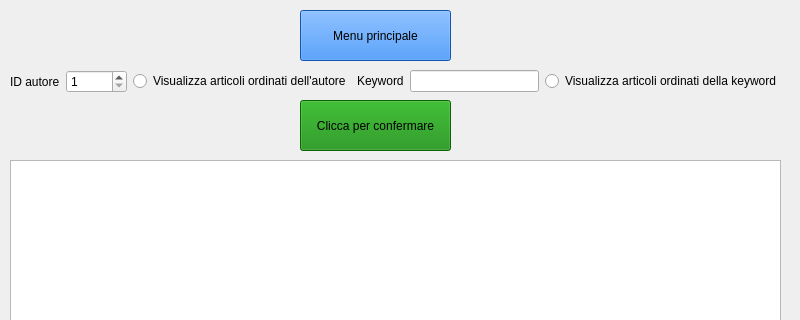
This is mainwindow.ui in FranckRedery/PROGETTO_PO as Qt 5 draws it before an edit; both pictures show x 0 to 800 and y 0 to 320 of the 800 by 600 pixel window. The edited form follows.
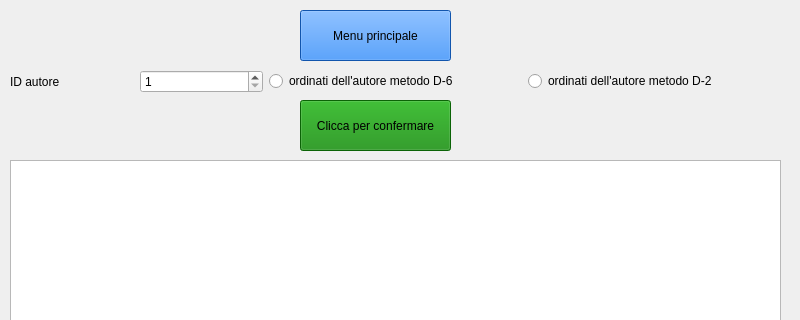
This is the edited form. The open tabs and pages were chosen to show the change.

Patch:
```diff
--- a/mainwindow.ui
+++ b/mainwindow.ui
@@ -1067,17 +1067,10 @@
        </rect>
       </property>
       <layout class="QGridLayout" name="gridLayout_16">
-       <item row="0" column="3">
-        <widget class="QRadioButton" name="PAG_D_RADIO_VISUALIZZA_KEYWORD">
-         <property name="text">
-          <string>Visualizza articoli ordinati della keyword</string>
-         </property>
-        </widget>
-       </item>
        <item row="0" column="1">
         <widget class="QRadioButton" name="PAG_D_RADIO_VISUALIZZA_AUTORE">
          <property name="text">
-          <string>Visualizza articoli ordinati dell'autore</string>
+          <string>ordinati dell'autore metodo D-6</string>
          </property>
         </widget>
        </item>
@@ -1105,15 +1098,12 @@
        <item row="0" column="2">
         <layout class="QGridLayout" name="gridLayout_14">
          <item row="0" column="0">
-          <widget class="QLabel" name="label_14">
+          <widget class="QRadioButton" name="PAG_D_RADIO_metodo_d2">
            <property name="text">
-            <string>Keyword</string>
+            <string>ordinati dell'autore metodo D-2</string>
            </property>
           </widget>
          </item>
-         <item row="0" column="1">
-          <widget class="QLineEdit" name="PAG_D_KEYWORD"/>
-         </item>
         </layout>
        </item>
       </layout>
```
Left out of the diff: 6 changed lines with no effect on the pictures.
